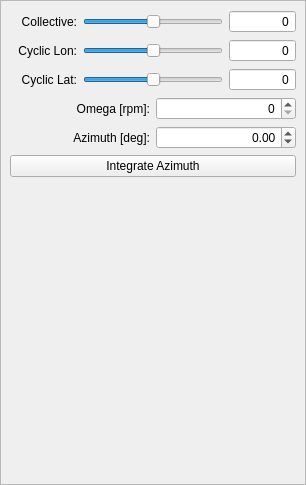
The window that src/test_rotor/src/gui/DockWidgetCtrl.ui (marek-cel/mscsim) describes before a commit, drawn with Qt 5.
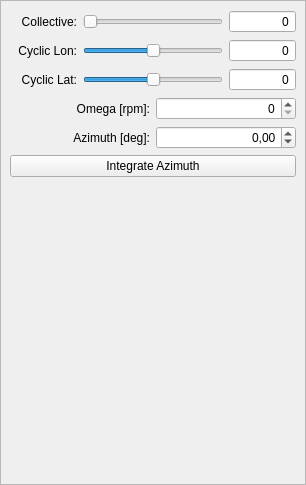
The same window after the commit.

```diff
--- a/src/test_rotor/src/gui/DockWidgetCtrl.ui
+++ b/src/test_rotor/src/gui/DockWidgetCtrl.ui
@@ -17,7 +17,7 @@
    </size>
   </property>
   <property name="locale">
-   <locale language="English" country="UnitedStates"/>
+   <locale language="Polish" country="Poland"/>
   </property>
   <property name="features">
    <set>QDockWidget::DockWidgetMovable</set>
@@ -70,7 +70,7 @@
            <number>100</number>
           </property>
           <property name="value">
-           <number>50</number>
+           <number>0</number>
           </property>
           <property name="orientation">
            <enum>Qt::Horizontal</enum>
```
